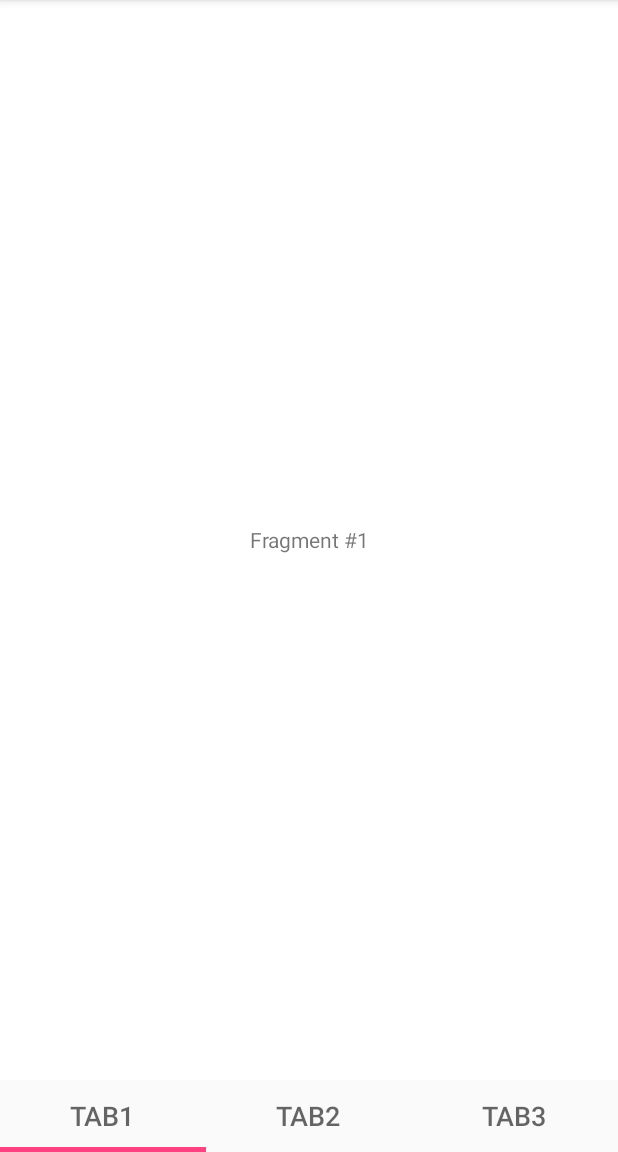
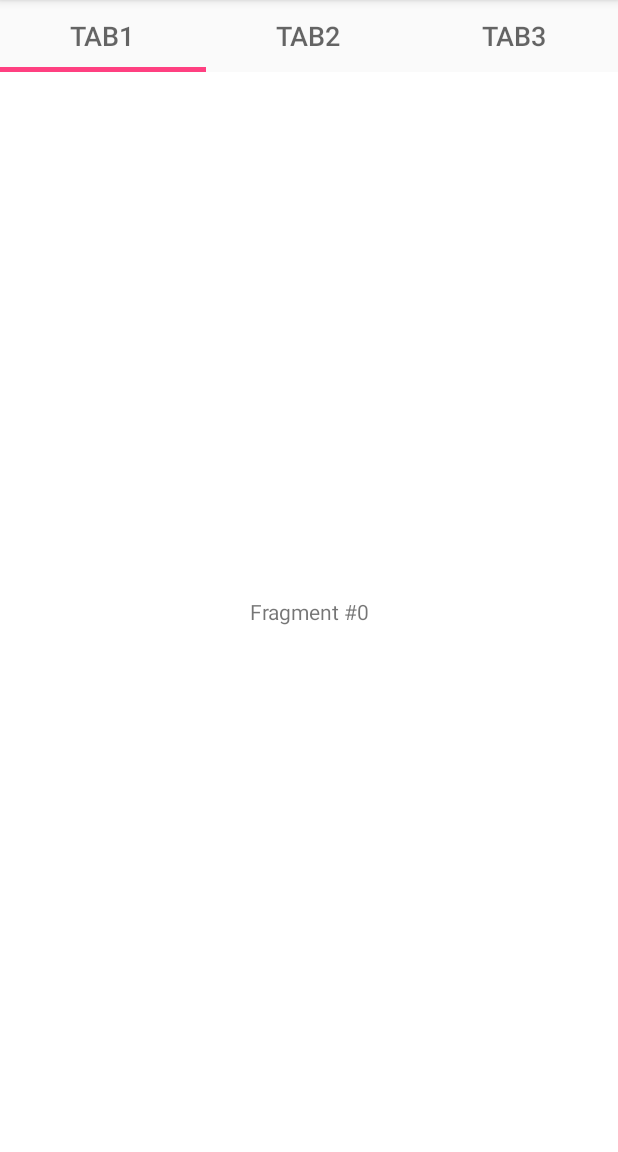
Before and after one commit to xyzstyle/AndroidDemos, an Android app: the screen it shows after launch (MainActivity), on a phone screen of 412 x 824 dp, the part 84-1236 px from its top. Run offline under Robolectric (Android 15) with nearby library versions, the phone set to English and light mode, and no system bars.

Commit message:
20181011：修改View Pager Demo1和View Pager Demo2

```diff
--- a/FragmentDemo1/src/main/java/xyz/fragment1/MainActivity.java
+++ b/FragmentDemo1/src/main/java/xyz/fragment1/MainActivity.java
@@ -11,14 +11,16 @@ import android.view.View;
 
 public class MainActivity extends AppCompatActivity {
 
-    private static final String TAG = "AppCompatActivity";
+    private static final String TAG = "xyz:AppCompatActivity";
 
     @Override
     protected void onCreate(Bundle savedInstanceState) {
 
         Log.i(TAG, "onCreate: ");
         super.onCreate(savedInstanceState);
+        Log.d(TAG, "onCreate: before contContentView");
         setContentView(R.layout.activity_main);
+        Log.d(TAG, "onCreate: after contContentView");
         if (savedInstanceState == null) {
             Fragment fragment = MyFragment.NewInstance("fragment1");
             Log.i(TAG, "onCreate: begin to transaction");
--- a/TabLayoutDemo1/src/main/java/xyz/tablayout1/MainActivity.java
+++ b/TabLayoutDemo1/src/main/java/xyz/tablayout1/MainActivity.java
@@ -7,20 +7,14 @@ import android.support.v7.app.AppCompatActivity;
 
 public class MainActivity extends AppCompatActivity {
 
-    private SimpleFragmentPagerAdapter pagerAdapter;
-
-    private ViewPager viewPager;
-
-    private TabLayout tabLayout;
-
     @Override
     protected void onCreate(Bundle savedInstanceState) {
         super.onCreate(savedInstanceState);
         setContentView(R.layout.activity_main);
-        pagerAdapter = new SimpleFragmentPagerAdapter(getSupportFragmentManager(), this);
-        viewPager = (ViewPager) findViewById(R.id.viewpager);
+        SimpleFragmentPagerAdapter pagerAdapter = new SimpleFragmentPagerAdapter(getSupportFragmentManager(), this);
+        ViewPager viewPager = (ViewPager) findViewById(R.id.viewpager);
         viewPager.setAdapter(pagerAdapter);
-        tabLayout = (TabLayout) findViewById(R.id.sliding_tabs);
+        TabLayout tabLayout = (TabLayout) findViewById(R.id.sliding_tabs);
         tabLayout.setupWithViewPager(viewPager);
 
     }
--- a/TabLayoutDemo1/src/main/java/xyz/tablayout1/PageFragment.java
+++ b/TabLayoutDemo1/src/main/java/xyz/tablayout1/PageFragment.java
@@ -24,8 +24,12 @@ public class PageFragment extends Fragment {
         args.putInt(ARG_PAGE, page);
         PageFragment pageFragment = new PageFragment();
         pageFragment.setArguments(args);
+
         return pageFragment;
+
     }
+
+
 
     @Override
     public void onCreate(Bundle savedInstanceState) {
--- a/TabLayoutDemo1/src/main/java/xyz/tablayout1/SimpleFragmentPagerAdapter.java
+++ b/TabLayoutDemo1/src/main/java/xyz/tablayout1/SimpleFragmentPagerAdapter.java
@@ -6,6 +6,7 @@ package xyz.tablayout1;
 import android.content.Context;
 import android.graphics.drawable.Drawable;
 
+import android.os.Bundle;
 import android.support.v4.app.Fragment;
 import android.support.v4.app.FragmentManager;
 import android.support.v4.app.FragmentPagerAdapter;
@@ -29,7 +30,11 @@ public class SimpleFragmentPagerAdapter extends FragmentPagerAdapter {
         this.context = context;
         pages = new PageFragment[3];
         for(int i=0;i<3;i++) {
-            pages[i]=PageFragment.newInstance(i + 1);
+            Bundle args = new Bundle();
+            args.putInt("page", i+1);
+            PageFragment pageFragment = PageFragment.newInstance(i);
+            pageFragment.setArguments(args);
+            pages[i]=pageFragment;
         }
     }
 
--- a/TabLayoutDemo1/src/main/res/layout/activity_main.xml
+++ b/TabLayoutDemo1/src/main/res/layout/activity_main.xml
@@ -8,7 +8,12 @@
 
     <!--app:tabMode="scrollable"  这个属性我在代码中设置了-->
     <!-- tabLayout.setTabMode(TabLayout.MODE_SCROLLABLE);-->
-
+    <android.support.design.widget.TabLayout
+        android:id="@+id/sliding_tabs"
+        android:layout_width="match_parent"
+        android:layout_height="wrap_content"
+        style="@style/MyCustomTabLayout"
+        app:tabMode="fixed"/>
 
     <android.support.v4.view.ViewPager
         android:id="@+id/viewpager"
@@ -16,11 +21,6 @@
         android:layout_height="0px"
         android:layout_weight="1"
         android:background="@android:color/white" />
-    <android.support.design.widget.TabLayout
-        android:id="@+id/sliding_tabs"
-        android:layout_width="match_parent"
-        android:layout_height="wrap_content"
-        style="@style/MyCustomTabLayout"
-        app:tabMode="fixed"/>
+
 
 </LinearLayout>
```
Also changed, not shown: FragmentDemo1/src/main/java/xyz/fragment1/MyFragment.java (+6 -1 lines), ViewPagerDemo1/src/main/java/xyz/viewpager1/MainActivity.java (+26 -45 lines), ViewPagerDemo2/src/main/java/xyz/viewpager2/MainActivity.java (+29 -77 lines).
